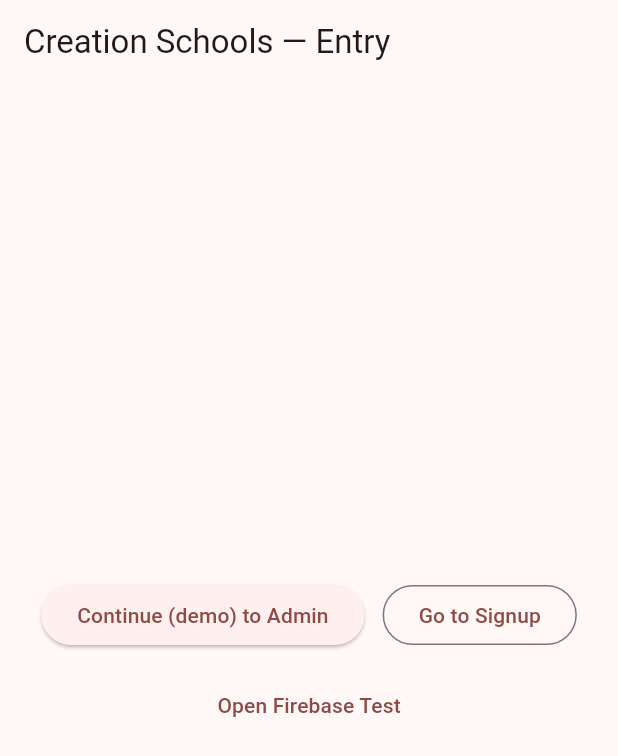
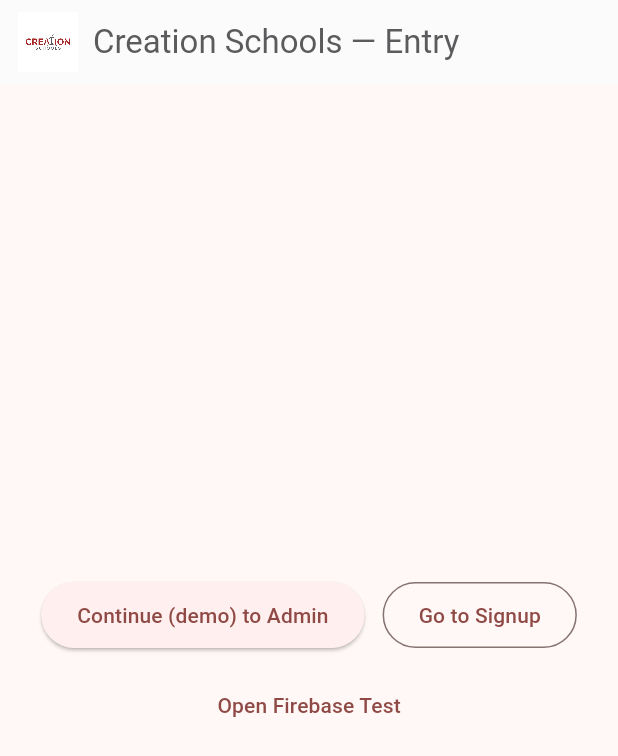
Before and after one commit to NicolaoIII/creation-app-flutter, a Flutter app: the screen it shows after launch, on a phone screen of 412 x 824 dp. Shown: the top 756 px of the screen. Run offline on Flutter 3.47's test engine with Material 3 defaults, Android fonts, the phone set to English and light mode, and no system bars; our stand-ins replace cloud_firestore, firebase_auth, firebase_core, go_router; accounts and stored records are empty.

Commit message:
style: larger app bar + bigger brand logo

```diff
--- /dev/null
+++ b/creation_schools_app/lib/core/widgets/brand_logo.dart
@@ -0,0 +1,22 @@
+import 'package:flutter/material.dart';
+
+class BrandLogo extends StatelessWidget {
+  const BrandLogo({
+    super.key,
+    this.height = 36,
+    this.fit = BoxFit.contain,
+  });
+
+  final double height;
+  final BoxFit fit;
+
+  @override
+  Widget build(BuildContext context) {
+    return Image.asset(
+      'assets/images/creation_logo.png',
+      height: height,
+      fit: fit,
+      filterQuality: FilterQuality.high,
+    );
+  }
+}
--- a/creation_schools_app/lib/features/auth/screens/unified_entry_screen.dart
+++ b/creation_schools_app/lib/features/auth/screens/unified_entry_screen.dart
@@ -1,6 +1,7 @@
 import 'package:firebase_auth/firebase_auth.dart';
 import 'package:flutter/material.dart';
 import 'package:go_router/go_router.dart';
+import '../../../core/widgets/brand_logo.dart';
 
 class UnifiedEntryScreen extends StatelessWidget {
   const UnifiedEntryScreen({super.key});
@@ -13,7 +14,16 @@ class UnifiedEntryScreen extends StatelessWidget {
   @override
   Widget build(BuildContext context) {
     return Scaffold(
-      appBar: AppBar(title: const Text('Creation Schools — Entry')),
+      appBar: AppBar(
+        titleSpacing: 12,
+        title: Row(
+          children: const [
+            BrandLogo(height: 40),
+            SizedBox(width: 10),
+            Text('Creation Schools — Entry'),
+          ],
+        ),
+      ),
       body: Center(
         child: Wrap(
           alignment: WrapAlignment.center,
--- a/creation_schools_app/lib/features/dashboard/screens/admin_dashboard.dart
+++ b/creation_schools_app/lib/features/dashboard/screens/admin_dashboard.dart
@@ -1,6 +1,7 @@
 import 'package:firebase_auth/firebase_auth.dart';
 import 'package:flutter/material.dart';
 import 'package:go_router/go_router.dart';
+import '../../../core/widgets/brand_logo.dart';
 
 class AdminDashboard extends StatelessWidget {
   const AdminDashboard({super.key});
@@ -8,9 +9,17 @@ class AdminDashboard extends StatelessWidget {
   @override
   Widget build(BuildContext context) {
     final uid = FirebaseAuth.instance.currentUser?.uid ?? '(none)';
+
     return Scaffold(
       appBar: AppBar(
-        title: const Text('Admin Dashboard'),
+        titleSpacing: 12,
+        title: Row(
+          children: const [
+            BrandLogo(height: 40),
+            SizedBox(width: 10),
+            Text('Admin Dashboard'),
+          ],
+        ),
         actions: [
           TextButton(
             onPressed: () async {
@@ -21,7 +30,9 @@ class AdminDashboard extends StatelessWidget {
           ),
         ],
       ),
-      body: Center(child: Text('Hello Admin (uid: $uid)')),
+      body: Center(
+        child: Text('Hello Admin (uid: $uid)'),
+      ),
     );
   }
 }
--- a/creation_schools_app/lib/theme/theme.dart
+++ b/creation_schools_app/lib/theme/theme.dart
@@ -1,9 +1,35 @@
 import 'package:flutter/material.dart';
 
-const kBrandRed = Color(0xFFA22A2A);
+const kBrandRed  = Color(0xFFA22A2A);
 const kBrandGray = Color(0xFF5B5B5D);
+const kBrandWhite = Color(0xFFFFFFFF);
 
 ThemeData appTheme() {
-  final scheme = ColorScheme.fromSeed(seedColor: kBrandRed, brightness: Brightness.light);
-  return ThemeData(colorScheme: scheme, useMaterial3: true);
+  final scheme = ColorScheme.fromSeed(
+    seedColor: kBrandRed,
+    brightness: Brightness.light,
+  );
+
+  return ThemeData(
+    colorScheme: scheme,
+    useMaterial3: true,
+    appBarTheme: const AppBarTheme(
+      backgroundColor: kBrandWhite,
+      foregroundColor: kBrandGray,
+      elevation: 0.5,
+      centerTitle: false,
+    ),
+    elevatedButtonTheme: ElevatedButtonThemeData(
+      style: ElevatedButton.styleFrom(
+        minimumSize: const Size(48, 44),
+        shape: const StadiumBorder(),
+      ),
+    ),
+    outlinedButtonTheme: OutlinedButtonThemeData(
+      style: OutlinedButton.styleFrom(
+        minimumSize: const Size(48, 44),
+        shape: const StadiumBorder(),
+      ),
+    ),
+  );
 }
--- a/creation_schools_app/pubspec.yaml
+++ b/creation_schools_app/pubspec.yaml
@@ -66,8 +66,8 @@ flutter:
   uses-material-design: true
 
   # To add assets to your application, add an assets section, like this:
-  # assets:
-  #   - images/a_dot_burr.jpeg
+  assets:
+     - assets/images/creation_logo.png
   #   - images/a_dot_ham.jpeg
 
   # An image asset can refer to one or more resolution-specific "variants", see
```
Also changed, not shown: creation_schools_app/assets/images/creation_logo.png (added).
